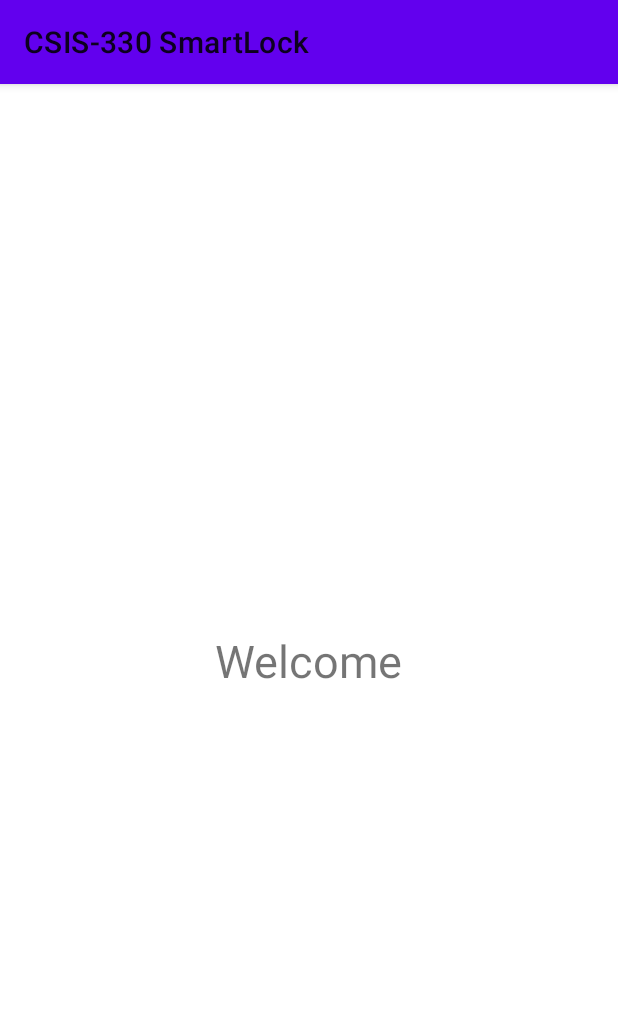
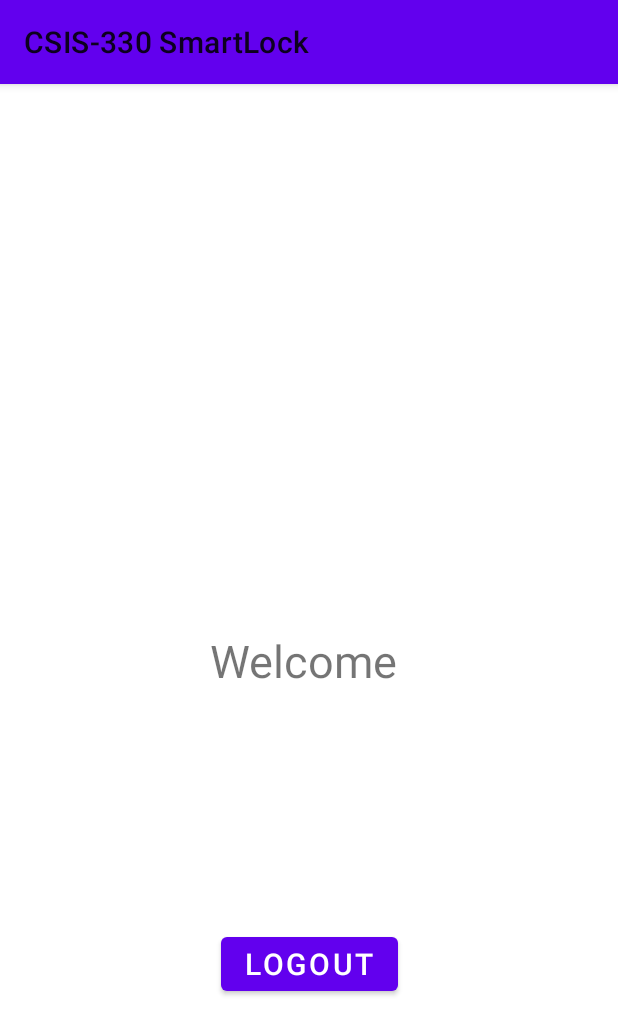
Before and after one commit to MohannedOdeh/Smartlock, an Android app: the MainActivity screen opened directly, with no data from a screen before it, on a phone screen of 412 x 824 dp. Shown: the top 1035 px of the screen. Run offline under Robolectric (Android 15) with nearby library versions, the phone set to English and light mode, and no system bars; our stand-ins replace Firebase (no records; nobody signed in at launch, a user with empty details on screens opened directly).

Commit message:
Logout in MainActivity

```diff
--- a/app/src/main/java/com/example/csis_330smartlock/MainActivity.java
+++ b/app/src/main/java/com/example/csis_330smartlock/MainActivity.java
@@ -2,24 +2,27 @@ package com.example.csis_330smartlock;
 
 import androidx.appcompat.app.AppCompatActivity;
 
+import android.content.Intent;
 import android.os.Bundle;
 import android.view.View;
 import android.widget.Button;
 import android.widget.EditText;
+import android.widget.TextView;
 
 import com.google.firebase.auth.FirebaseAuth;
+import com.google.firebase.auth.FirebaseUser;
 
 
 public class MainActivity extends AppCompatActivity {
-    //:( :( :( :( :( :( :(
-    //Hi David
     EditText firstName;
     EditText lastName;
-
     EditText password;
     EditText email;
     Button btnSignUp;
+    Button logout;
+    TextView welcome;
     private FirebaseAuth mAuth;
+
     private static final String TAG = "MainActivity";
     @Override
     protected void onCreate(Bundle savedInstanceState) {
@@ -27,5 +30,23 @@ public class MainActivity extends AppCompatActivity {
         mAuth = FirebaseAuth.getInstance();
         setContentView(R.layout.activity_main);
 
+        logout = findViewById(R.id.btnLogout);
+        welcome = findViewById(R.id.welcome);
+        mAuth = FirebaseAuth.getInstance();
+
+        if (mAuth.getCurrentUser() != null) {
+            FirebaseUser currentUser = mAuth.getCurrentUser();
+            welcome.setText("Welcome " + currentUser.getDisplayName());
+        }
+
+        logout.setOnClickListener(new View.OnClickListener() {
+            @Override
+            public void onClick(View v) {
+                FirebaseAuth.getInstance().signOut();
+                Intent intent = new Intent(getApplicationContext(), Login.class);
+                startActivity(intent);
+                finish();
+            }
+        });
     }
 }
--- a/app/src/main/res/layout/activity_main.xml
+++ b/app/src/main/res/layout/activity_main.xml
@@ -7,6 +7,7 @@
     tools:context=".MainActivity">
 
     <TextView
+        android:id="@+id/welcome"
         android:layout_width="wrap_content"
         android:layout_height="wrap_content"
         android:text="Welcome"
@@ -16,4 +17,15 @@
         app:layout_constraintRight_toRightOf="parent"
         app:layout_constraintTop_toTopOf="parent" />
 
+    <com.google.android.material.button.MaterialButton
+        android:id="@+id/btnLogout"
+        android:layout_width="wrap_content"
+        android:layout_height="wrap_content"
+        android:text="@string/logout"
+        android:textSize="20sp"
+        app:layout_constraintBottom_toBottomOf="parent"
+        app:layout_constraintEnd_toEndOf="parent"
+        app:layout_constraintStart_toStartOf="parent"
+        app:layout_constraintTop_toBottomOf="@+id/welcome" />
+
 </androidx.constraintlayout.widget.ConstraintLayout>
--- a/app/src/main/res/values/strings.xml
+++ b/app/src/main/res/values/strings.xml
@@ -6,4 +6,5 @@
     <string name="sign_up">Sign Up</string>
     <string name="full_name">Full Name</string>
     <string name="e_mail">E-mail</string>
+    <string name="logout">Logout</string>
 </resources>
```
